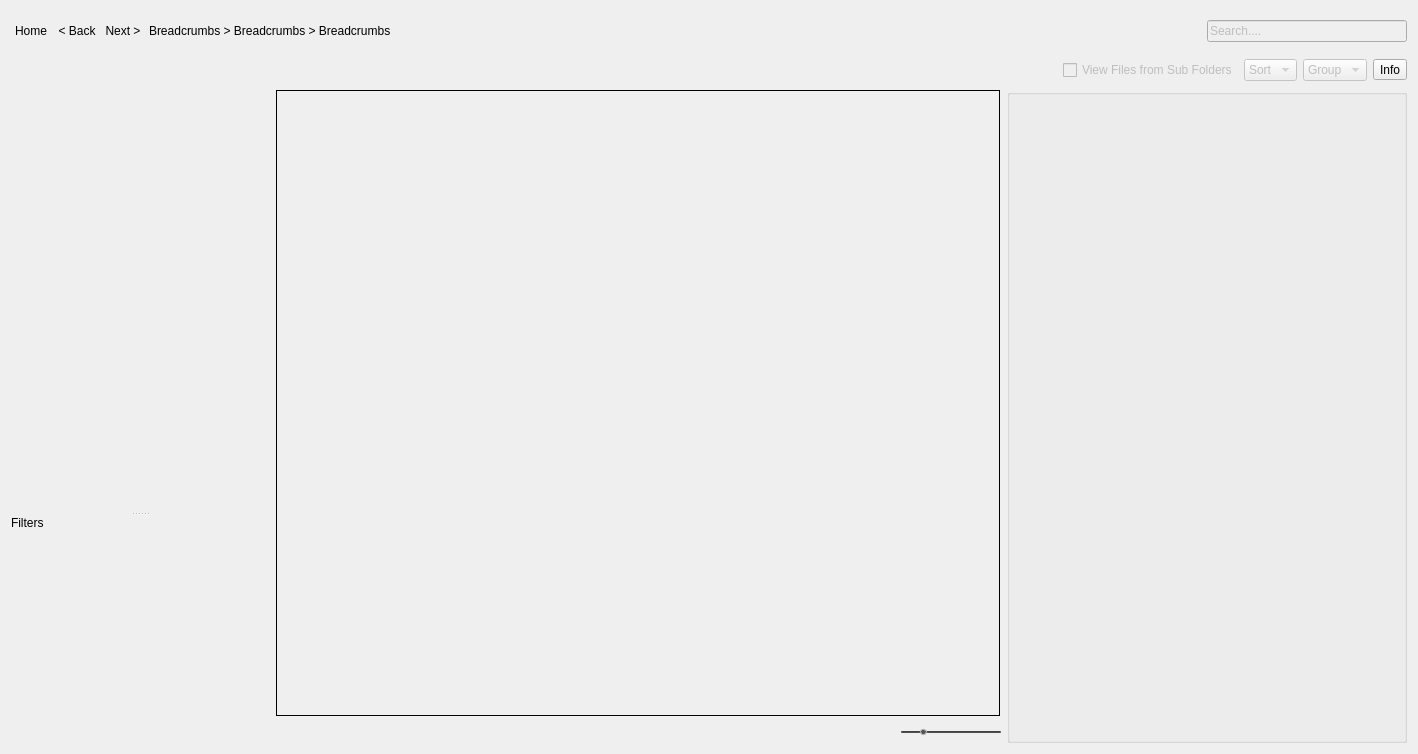
This is resources/dialog.ui in shotgunsoftware/tk-multi-loader2 as Qt 5 draws it before an edit. The edited form follows.
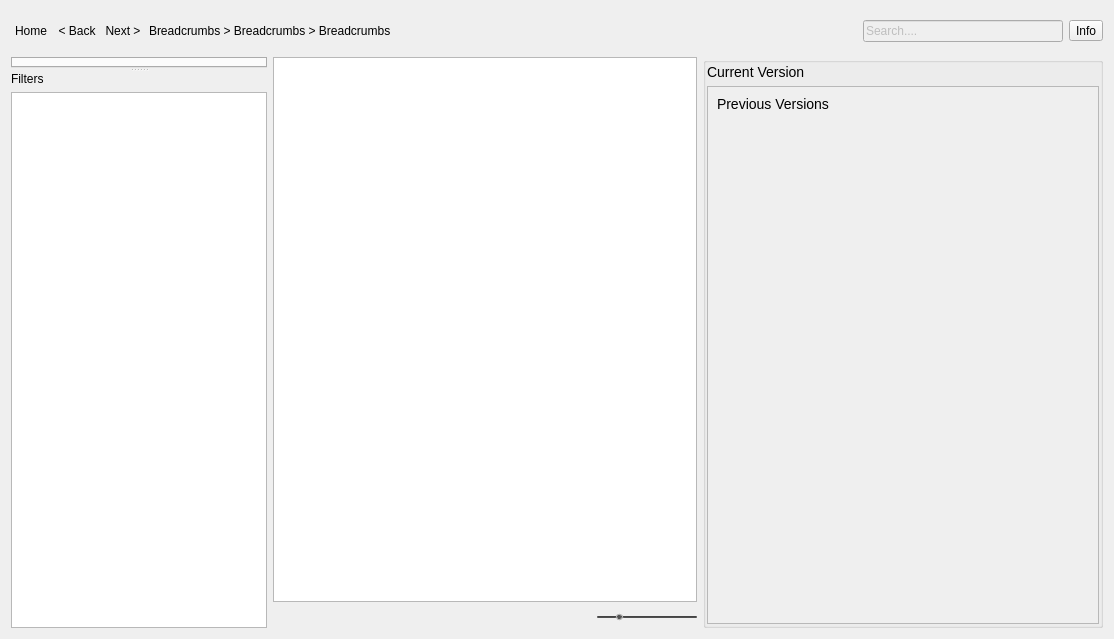
This is the edited form. The open tabs and pages were chosen to show the change. Icons and pictures are not drawn.

Diff of the .ui file:
```diff
--- a/resources/dialog.ui
+++ b/resources/dialog.ui
@@ -6,8 +6,8 @@
    <rect>
     <x>0</x>
     <y>0</y>
-    <width>1418</width>
-    <height>754</height>
+    <width>1114</width>
+    <height>639</height>
    </rect>
   </property>
   <property name="windowTitle">
@@ -136,62 +136,6 @@
        </property>
       </widget>
      </item>
-    </layout>
-   </item>
-   <item row="1" column="0" colspan="3">
-    <layout class="QHBoxLayout" name="toolbar_2">
-     <item>
-      <layout class="QHBoxLayout" name="entity_button_layout"/>
-     </item>
-     <item>
-      <layout class="QHBoxLayout" name="horizontalLayout_2">
-       <item>
-        <spacer name="horizontalSpacer">
-         <property name="orientation">
-          <enum>Qt::Horizontal</enum>
-         </property>
-         <property name="sizeHint" stdset="0">
-          <size>
-           <width>68</width>
-           <height>26</height>
-          </size>
-         </property>
-        </spacer>
-       </item>
-       <item>
-        <widget class="QCheckBox" name="checkBox">
-         <property name="enabled">
-          <bool>false</bool>
-         </property>
-         <property name="text">
-          <string>View Files from Sub Folders</string>
-         </property>
-        </widget>
-       </item>
-       <item>
-        <widget class="QComboBox" name="comboBox_2">
-         <property name="enabled">
-          <bool>false</bool>
-         </property>
-         <item>
-          <property name="text">
-           <string>Sort</string>
-          </property>
-         </item>
-        </widget>
-       </item>
-       <item>
-        <widget class="QComboBox" name="comboBox">
-         <property name="enabled">
-          <bool>false</bool>
-         </property>
-         <item>
-          <property name="text">
-           <string>Group</string>
-          </property>
-         </item>
-        </widget>
-       </item>
        <item>
         <widget class="QToolButton" name="info">
          <property name="text">
@@ -204,21 +148,60 @@
        </item>
       </layout>
      </item>
-    </layout>
-   </item>
-   <item row="2" column="1">
+   <item row="1" column="0">
+    <widget class="QSplitter" name="left_side_splitter">
+     <property name="orientation">
+      <enum>Qt::Vertical</enum>
+     </property>
+     <widget class="QWidget" name="layoutWidget">
+      <layout class="QVBoxLayout" name="verticalLayout">
+       <item>
+        <widget class="QTabWidget" name="entity_preset_tabs">
+         <property name="currentIndex">
+          <number>-1</number>
+         </property>
+        </widget>
+       </item>
+      </layout>
+     </widget>
+     <widget class="QWidget" name="layoutWidget">
+      <layout class="QVBoxLayout" name="verticalLayout_2">
+       <item>
+        <widget class="QLabel" name="label_4">
+         <property name="text">
+          <string>Filters</string>
+         </property>
+        </widget>
+       </item>
+       <item>
+        <widget class="QListView" name="publish_type_list">
+         <property name="minimumSize">
+          <size>
+           <width>0</width>
+           <height>100</height>
+          </size>
+         </property>
+         <property name="editTriggers">
+          <set>QAbstractItemView::NoEditTriggers</set>
+         </property>
+         <property name="showDropIndicator" stdset="0">
+          <bool>false</bool>
+         </property>
+         <property name="selectionMode">
+          <enum>QAbstractItemView::NoSelection</enum>
+         </property>
+         <property name="uniformItemSizes">
+          <bool>true</bool>
+         </property>
+        </widget>
+       </item>
+      </layout>
+     </widget>
+    </widget>
+   </item>
+   <item row="1" column="1">
     <layout class="QVBoxLayout" name="middle_area">
      <item>
-      <widget class="QStackedWidget" name="publish_grp">
-       <property name="currentIndex">
-        <number>1</number>
-       </property>
-       <widget class="QWidget" name="publish_list_page">
-        <layout class="QVBoxLayout" name="verticalLayout_5">
-         <property name="margin">
-          <number>1</number>
-         </property>
-         <item>
           <widget class="QListView" name="publish_list">
            <property name="styleSheet">
             <string notr="true"/>
@@ -246,42 +229,6 @@
            </property>
           </widget>
          </item>
-        </layout>
-       </widget>
-       <widget class="QWidget" name="publish_msg_page">
-        <layout class="QVBoxLayout" name="verticalLayout_3">
-         <property name="margin">
-          <number>1</number>
-         </property>
-         <item>
-          <widget class="QLabel" name="publish_msg">
-           <property name="sizePolicy">
-            <sizepolicy hsizetype="Ignored" vsizetype="Preferred">
-             <horstretch>0</horstretch>
-             <verstretch>0</verstretch>
-            </sizepolicy>
-           </property>
-           <property name="styleSheet">
-            <string notr="true">QLabel { border: 1px solid black; }
-
-
-</string>
-           </property>
-           <property name="text">
-            <string/>
-           </property>
-           <property name="alignment">
-            <set>Qt::AlignCenter</set>
-           </property>
-           <property name="wordWrap">
-            <bool>true</bool>
-           </property>
-          </widget>
-         </item>
-        </layout>
-       </widget>
-      </widget>
-     </item>
      <item>
       <layout class="QHBoxLayout" name="horizontalLayout_4">
        <item>
@@ -366,7 +313,7 @@
      </item>
     </layout>
    </item>
-   <item row="2" column="2">
+   <item row="1" column="2">
     <widget class="QGroupBox" name="details">
      <property name="minimumSize">
       <size>
@@ -383,17 +330,7 @@
      <property name="title">
       <string/>
      </property>
-     <layout class="QVBoxLayout" name="verticalLayout_4">
-      <property name="margin">
-       <number>1</number>
-      </property>
-      <item>
-       <widget class="QStackedWidget" name="details_grp">
-        <property name="currentIndex">
-         <number>0</number>
-        </property>
-        <widget class="QWidget" name="details_list_page">
-         <layout class="QVBoxLayout" name="verticalLayout_8">
+     <layout class="QVBoxLayout" name="verticalLayout_5">
           <property name="margin">
            <number>1</number>
           </property>
@@ -407,13 +344,6 @@
           <item>
            <layout class="QVBoxLayout" name="current_publish_details"/>
           </item>
-          <item>
-           <widget class="QLabel" name="label_3">
-            <property name="text">
-             <string>&lt;big&gt;Previous Versions&lt;/big&gt;</string>
-            </property>
-           </widget>
-          </item>
           <item>
            <widget class="QScrollArea" name="publish_history_scrollarea">
             <property name="widgetResizable">
@@ -424,11 +354,18 @@
               <rect>
                <x>0</x>
                <y>0</y>
-               <width>388</width>
-               <height>549</height>
+           <width>390</width>
+           <height>508</height>
               </rect>
              </property>
              <layout class="QVBoxLayout" name="verticalLayout_7">
+          <item>
+           <widget class="QLabel" name="label_3">
+            <property name="text">
+             <string>&lt;big&gt;Previous Versions&lt;/big&gt;</string>
+            </property>
+           </widget>
+          </item>
               <item>
                <layout class="QVBoxLayout" name="publish_history_layout"/>
               </item>
@@ -451,158 +388,11 @@
           </item>
          </layout>
         </widget>
-        <widget class="QWidget" name="details_msg_page">
-         <layout class="QVBoxLayout" name="verticalLayout_9">
-          <item>
-           <widget class="QLabel" name="details_msg">
-            <property name="text">
-             <string/>
-            </property>
-            <property name="pixmap">
-             <pixmap resource="resources.qrc">:/res/progress_bar_1.png</pixmap>
-            </property>
-            <property name="alignment">
-             <set>Qt::AlignCenter</set>
-            </property>
-           </widget>
-          </item>
-         </layout>
-        </widget>
-       </widget>
-      </item>
-     </layout>
-    </widget>
-   </item>
-   <item row="2" column="0">
-    <widget class="QSplitter" name="left_side_splitter">
-     <property name="orientation">
-      <enum>Qt::Vertical</enum>
-     </property>
-     <widget class="QWidget" name="layoutWidget">
-      <layout class="QVBoxLayout" name="verticalLayout">
-       <item>
-        <widget class="QStackedWidget" name="entity_grp">
-         <property name="sizePolicy">
-          <sizepolicy hsizetype="Preferred" vsizetype="Expanding">
-           <horstretch>0</horstretch>
-           <verstretch>0</verstretch>
-          </sizepolicy>
-         </property>
-         <property name="minimumSize">
-          <size>
-           <width>0</width>
-           <height>400</height>
-          </size>
-         </property>
-         <property name="currentIndex">
-          <number>0</number>
-         </property>
-         <widget class="QWidget" name="entity_msg_page">
-          <layout class="QVBoxLayout" name="verticalLayout_11">
-           <property name="margin">
-            <number>1</number>
-           </property>
-           <item>
-            <widget class="QLabel" name="entity_msg">
-             <property name="sizePolicy">
-              <sizepolicy hsizetype="Ignored" vsizetype="Expanding">
-               <horstretch>0</horstretch>
-               <verstretch>0</verstretch>
-              </sizepolicy>
-             </property>
-             <property name="text">
-              <string/>
-             </property>
-             <property name="alignment">
-              <set>Qt::AlignCenter</set>
-             </property>
-             <property name="wordWrap">
-              <bool>true</bool>
-             </property>
-            </widget>
-           </item>
-          </layout>
-         </widget>
-        </widget>
-       </item>
-      </layout>
-     </widget>
-     <widget class="QWidget" name="layoutWidget">
-      <layout class="QVBoxLayout" name="verticalLayout_2">
-       <item>
-        <widget class="QLabel" name="label_4">
-         <property name="text">
-          <string>Filters</string>
-         </property>
-        </widget>
-       </item>
-       <item>
-        <widget class="QStackedWidget" name="publish_type_grp">
-         <property name="currentIndex">
-          <number>1</number>
-         </property>
-         <widget class="QWidget" name="publish_type_list_page">
-          <layout class="QVBoxLayout" name="verticalLayout_6">
-           <property name="margin">
-            <number>1</number>
-           </property>
-           <item>
-            <widget class="QListView" name="publish_type_list">
-             <property name="minimumSize">
-              <size>
-               <width>0</width>
-               <height>100</height>
-              </size>
-             </property>
-             <property name="editTriggers">
-              <set>QAbstractItemView::NoEditTriggers</set>
-             </property>
-             <property name="showDropIndicator" stdset="0">
-              <bool>false</bool>
-             </property>
-             <property name="selectionMode">
-              <enum>QAbstractItemView::NoSelection</enum>
-             </property>
-             <property name="uniformItemSizes">
-              <bool>true</bool>
-             </property>
-            </widget>
-           </item>
-          </layout>
-         </widget>
-         <widget class="QWidget" name="publish_type_msg_page">
-          <layout class="QVBoxLayout" name="verticalLayout_10">
-           <property name="margin">
-            <number>1</number>
-           </property>
-           <item>
-            <widget class="QLabel" name="publish_type_msg">
-             <property name="sizePolicy">
-              <sizepolicy hsizetype="Ignored" vsizetype="Preferred">
-               <horstretch>0</horstretch>
-               <verstretch>0</verstretch>
-              </sizepolicy>
-             </property>
-             <property name="text">
-              <string/>
-             </property>
-             <property name="alignment">
-              <set>Qt::AlignCenter</set>
-             </property>
-             <property name="wordWrap">
-              <bool>true</bool>
-             </property>
-            </widget>
-           </item>
-          </layout>
-         </widget>
-        </widget>
-       </item>
-      </layout>
-     </widget>
-    </widget>
-   </item>
-  </layout>
+   </item>
+  </layout>
+  <zorder>left_side_splitter</zorder>
+  <zorder>details_grp</zorder>
+  <zorder>details</zorder>
  </widget>
  <resources>
   <include location="resources.qrc"/>
```
Left out of the diff: 4 changed lines with no effect on the pictures. Lines whose indentation alone changed are shown as unchanged.
